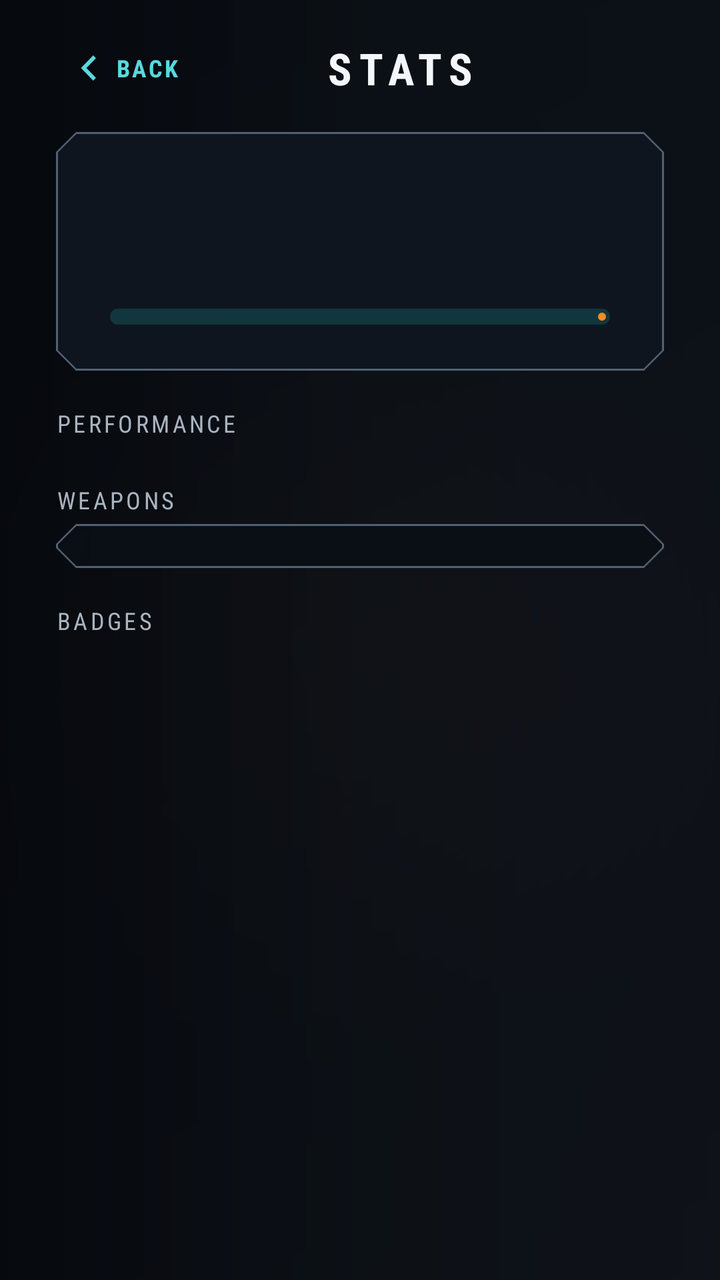
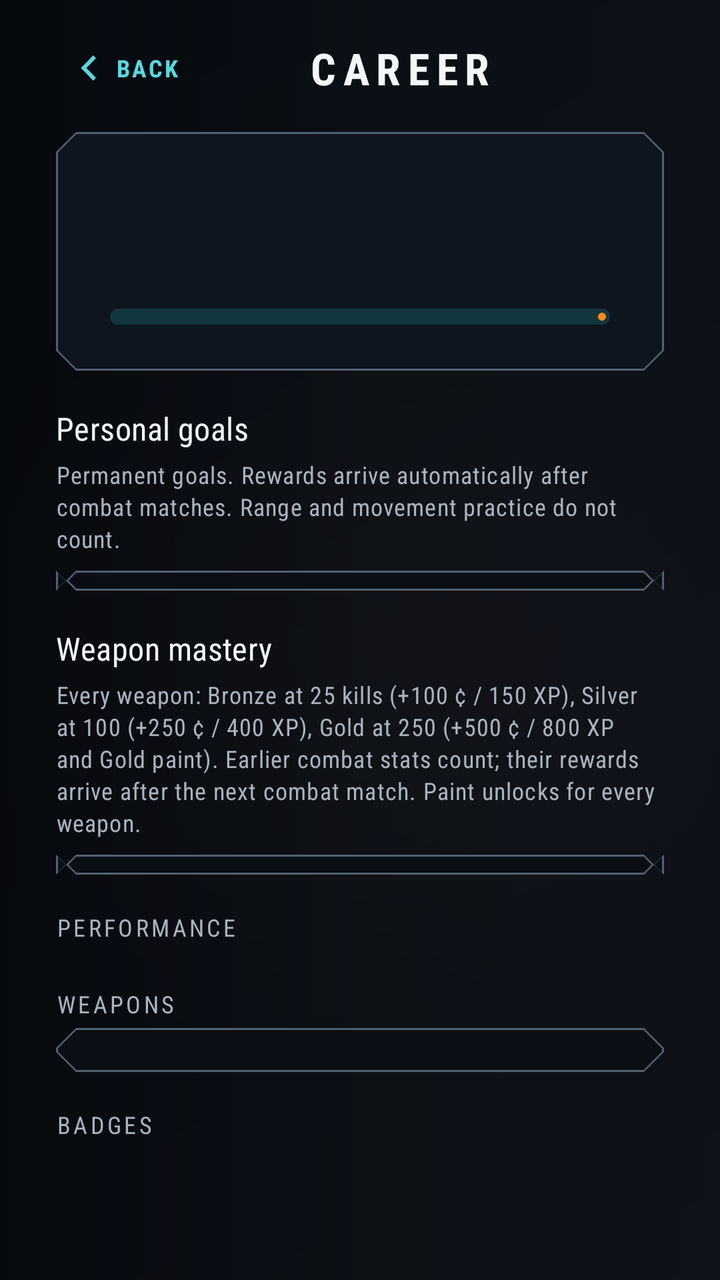

The first picture is an Android layout as it rendered before a commit; the second is the same layout after the commit. The layout source and the unified diff follow.
<!-- AndroidManifest.xml: application theme Theme.VoxelGun -->
<!-- res/layout/screen_stats.xml -->
<?xml version="1.0" encoding="utf-8"?>
<LinearLayout xmlns:android="http://schemas.android.com/apk/res/android"
    xmlns:app="http://schemas.android.com/apk/res-auto"
    android:layout_width="match_parent"
    android:layout_height="match_parent"
    android:background="@drawable/bg_screen_scrim"
    android:orientation="vertical"
    android:paddingStart="28dp"
    android:paddingTop="10dp"
    android:paddingEnd="28dp"
    android:paddingBottom="16dp">

    <LinearLayout
        android:layout_width="match_parent"
        android:layout_height="48dp"
        android:gravity="center_vertical"
        android:orientation="horizontal">

        <com.google.android.material.button.MaterialButton
            android:id="@+id/stats_back"
            style="@style/Widget.VoxelGun.Button.Back"
            android:layout_width="112dp"
            android:layout_height="48dp"
            android:gravity="start|center_vertical"
            android:text="@string/menu_back"
            app:icon="@drawable/ic_game_back"
            app:iconGravity="textStart"
            app:iconPadding="4dp" />

        <TextView
            android:layout_width="0dp"
            android:layout_height="wrap_content"
            android:layout_weight="1"
            android:gravity="center"
            android:text="@string/menu_stats"
            android:textAppearance="@style/TextAppearance.VoxelGun.ScreenTitle" />

        <TextView
            android:id="@+id/stats_coins"
            android:layout_width="wrap_content"
            android:layout_height="wrap_content"
            android:minWidth="72dp"
            android:gravity="end"
            android:fontFamily="monospace"
            android:textColor="@color/game_accent"
            android:textSize="13sp"
            android:textStyle="bold" />
    </LinearLayout>

    <ScrollView
        android:layout_width="match_parent"
        android:layout_height="0dp"
        android:layout_weight="1"
        android:fillViewport="true">

        <LinearLayout
            android:layout_width="match_parent"
            android:layout_height="wrap_content"
            android:orientation="vertical"
            android:paddingTop="8dp"
            android:paddingBottom="16dp">

            
            <com.google.android.material.card.MaterialCardView
                style="@style/Widget.VoxelGun.Card"
                android:layout_width="match_parent"
                android:layout_height="wrap_content"
                app:cardBackgroundColor="@color/game_panel_high"
                app:cardElevation="0dp">

                <LinearLayout
                    android:layout_width="match_parent"
                    android:layout_height="wrap_content"
                    android:orientation="vertical"
                    android:paddingStart="22dp"
                    android:paddingTop="18dp"
                    android:paddingEnd="22dp"
                    android:paddingBottom="18dp">

                    <TextView
                        android:id="@+id/stats_name"
                        android:layout_width="match_parent"
                        android:layout_height="wrap_content"
                        android:maxLines="1"
                        android:textAppearance="?attr/textAppearanceHeadlineSmall"
                        android:textColor="?attr/colorOnSurface" />

                    <TextView
                        android:id="@+id/stats_level"
                        android:layout_width="match_parent"
                        android:layout_height="wrap_content"
                        android:layout_marginTop="2dp"
                        android:textAppearance="?attr/textAppearanceBodyMedium"
                        android:textColor="?attr/colorOnSurfaceVariant" />

                    <com.google.android.material.progressindicator.LinearProgressIndicator
                        android:id="@+id/stats_progress"
                        android:layout_width="match_parent"
                        android:layout_height="wrap_content"
                        android:layout_marginTop="12dp"
                        android:max="100"
                        app:trackCornerRadius="4dp"
                        app:trackThickness="8dp" />
                </LinearLayout>
            </com.google.android.material.card.MaterialCardView>

            <TextView
                android:id="@+id/stats_heading_performance"
                android:layout_width="match_parent"
                android:layout_height="wrap_content"
                android:layout_marginTop="18dp"
                android:layout_marginBottom="4dp"
                android:letterSpacing="0.12"
                android:text="@string/stats_section_performance"
                android:textAllCaps="true"
                android:textAppearance="?attr/textAppearanceLabelMedium"
                android:textColor="?attr/colorOnSurfaceVariant" />

            <GridLayout
                android:id="@+id/stats_grid"
                android:layout_width="match_parent"
                android:layout_height="wrap_content"
                android:columnCount="3" />

            <TextView
                android:id="@+id/stats_heading_weapons"
                android:layout_width="match_parent"
                android:layout_height="wrap_content"
                android:layout_marginTop="18dp"
                android:layout_marginBottom="4dp"
                android:letterSpacing="0.12"
                android:text="@string/stats_section_weapons"
                android:textAllCaps="true"
                android:textAppearance="?attr/textAppearanceLabelMedium"
                android:textColor="?attr/colorOnSurfaceVariant" />

            <com.google.android.material.card.MaterialCardView
                android:id="@+id/stats_weapons_card"
                style="@style/Widget.VoxelGun.Card"
                android:layout_width="match_parent"
                android:layout_height="wrap_content"
                app:cardBackgroundColor="@color/game_panel"
                app:cardElevation="0dp">

                <LinearLayout
                    android:id="@+id/stats_weapons"
                    android:layout_width="match_parent"
                    android:layout_height="wrap_content"
                    android:orientation="vertical"
                    android:paddingTop="6dp"
                    android:paddingBottom="6dp" />
            </com.google.android.material.card.MaterialCardView>

            <TextView
                android:layout_width="match_parent"
                android:layout_height="wrap_content"
                android:layout_marginTop="18dp"
                android:layout_marginBottom="4dp"
                android:letterSpacing="0.12"
                android:text="@string/stats_section_badges"
                android:textAllCaps="true"
                android:textAppearance="?attr/textAppearanceLabelMedium"
                android:textColor="?attr/colorOnSurfaceVariant" />

            <com.google.android.material.chip.ChipGroup
                android:id="@+id/stats_badges"
                android:layout_width="match_parent"
                android:layout_height="wrap_content" />
        </LinearLayout>
    </ScrollView>
</LinearLayout>
<!-- resources referenced by this layout -->
<resources>
  <color name="game_accent">#FF8A1F</color>
  <color name="game_panel">#E60A0F16</color>
  <color name="game_panel_high">#F20F1620</color>
  <!-- drawable bg_screen_scrim (drawable) -->
  <?xml version="1.0" encoding="utf-8"?>
  <shape xmlns:android="http://schemas.android.com/apk/res/android" android:shape="rectangle">
      <gradient
          android:angle="0"
          android:startColor="#F205080D"
          android:centerColor="#E80A0F16"
          android:endColor="#D90B1119" />
  </shape>
  <!-- drawable ic_game_back (drawable) -->
  <vector xmlns:android="http://schemas.android.com/apk/res/android" android:width="20dp" android:height="20dp" android:viewportWidth="20" android:viewportHeight="20">
      <path android:fillColor="#FF57D9DE" android:pathData="M11.8,3L5,10l6.8,7l1.5,-1.5L8,10l5.3,-5.5z" />
  </vector>
  <string name="menu_back">Back</string>
  <string name="menu_stats">STATS</string>
  <string name="stats_section_badges">Badges</string>
  <string name="stats_section_performance">Performance</string>
  <string name="stats_section_weapons">Weapons</string>
  <style name="TextAppearance.VoxelGun.ScreenTitle" parent="TextAppearance.Material3.TitleLarge">
          <item name="android:fontFamily">sans-serif-condensed</item>
          <item name="android:textStyle">bold</item>
          <item name="android:textAllCaps">true</item>
          <item name="android:letterSpacing">0.16</item>
          <item name="android:textColor">@color/game_text</item>
      </style>
  <style name="Theme.VoxelGun" parent="Base.Theme.VoxelGun" />
  <color name="game_text">#F4F7FA</color>
  <color name="game_hud">#57D9DE</color>
  <style name="ShapeAppearance.VoxelGun.Control" parent="ShapeAppearance.Material3.SmallComponent">
          <item name="cornerFamily">cut</item>
          <item name="cornerSize">5dp</item>
      </style>
  <color name="game_ripple">#66FFFFFF</color>
  <color name="game_line">#516171</color>
  <style name="ShapeAppearance.VoxelGun.Panel" parent="ShapeAppearance.Material3.MediumComponent">
          <item name="cornerFamily">cut</item>
          <item name="cornerSize">10dp</item>
      </style>
  <color name="md_primary">#FF8A1F</color>
  <color name="md_on_primary">#180B00</color>
  <color name="md_primary_container">#4B2106</color>
  <color name="md_on_primary_container">#FFD8B7</color>
  <color name="md_secondary">#57D9DE</color>
  <color name="md_on_secondary">#001F22</color>
  <color name="md_secondary_container">#12363D</color>
  <color name="md_on_secondary_container">#B5F8FA</color>
  <color name="md_tertiary">#C5CFDA</color>
  <color name="md_on_tertiary">#17202A</color>
  <color name="md_tertiary_container">#28333F</color>
  <color name="md_on_tertiary_container">#E6EDF5</color>
  <color name="md_error">#FF6C64</color>
  <color name="md_on_error">#240000</color>
  <color name="md_background">#05080D</color>
  <color name="md_on_background">#F2F6F8</color>
  <color name="md_surface">#080D13</color>
  <color name="md_on_surface">#F2F6F8</color>
  <color name="md_surface_variant">#151D26</color>
  <color name="md_on_surface_variant">#A9B4BF</color>
  <color name="md_outline">#5C6977</color>
  <!-- unchanged entries left out for length: 6 -->
</resources>

<!-- the commit's change to res/layout/screen_stats.xml (unified diff, before → after) -->
@@ -105,6 +105,62 @@
             </com.google.android.material.card.MaterialCardView>
 
             <TextView
+                android:layout_width="match_parent"
+                android:layout_height="wrap_content"
+                android:layout_marginTop="18dp"
+                android:text="@string/career_heading"
+                android:textAppearance="?attr/textAppearanceTitleMedium"
+                android:textColor="?attr/colorOnSurface" />
+            <TextView
+                android:layout_width="match_parent"
+                android:layout_height="wrap_content"
+                android:layout_marginTop="4dp"
+                android:text="@string/career_hint"
+                android:textAppearance="?attr/textAppearanceBodySmall"
+                android:textColor="?attr/colorOnSurfaceVariant" />
+            <com.google.android.material.card.MaterialCardView
+                style="@style/Widget.VoxelGun.Card"
+                android:layout_width="match_parent"
+                android:layout_height="wrap_content"
+                android:layout_marginTop="8dp"
+                app:cardBackgroundColor="@color/game_panel"
+                app:cardElevation="0dp">
+                <LinearLayout
+                    android:id="@+id/stats_goals"
+                    android:layout_width="match_parent"
+                    android:layout_height="wrap_content"
+                    android:orientation="vertical" />
+            </com.google.android.material.card.MaterialCardView>
+
+            <TextView
+                android:layout_width="match_parent"
+                android:layout_height="wrap_content"
+                android:layout_marginTop="18dp"
+                android:text="@string/mastery_heading"
+                android:textAppearance="?attr/textAppearanceTitleMedium"
+                android:textColor="?attr/colorOnSurface" />
+            <TextView
+                android:layout_width="match_parent"
+                android:layout_height="wrap_content"
+                android:layout_marginTop="4dp"
+                android:text="@string/mastery_hint"
+                android:textAppearance="?attr/textAppearanceBodySmall"
+                android:textColor="?attr/colorOnSurfaceVariant" />
+            <com.google.android.material.card.MaterialCardView
+                style="@style/Widget.VoxelGun.Card"
+                android:layout_width="match_parent"
+                android:layout_height="wrap_content"
+                android:layout_marginTop="8dp"
+                app:cardBackgroundColor="@color/game_panel"
+                app:cardElevation="0dp">
+                <LinearLayout
+                    android:id="@+id/stats_mastery"
+                    android:layout_width="match_parent"
+                    android:layout_height="wrap_content"
+                    android:orientation="vertical" />
+            </com.google.android.material.card.MaterialCardView>
+
+            <TextView
                 android:id="@+id/stats_heading_performance"
                 android:layout_width="match_parent"
                 android:layout_height="wrap_content"
<!-- resource entries referenced after the edit -->
@@ -16,8 +16,12 @@
   <vector xmlns:android="http://schemas.android.com/apk/res/android" android:width="20dp" android:height="20dp" android:viewportWidth="20" android:viewportHeight="20">
       <path android:fillColor="#FF57D9DE" android:pathData="M11.8,3L5,10l6.8,7l1.5,-1.5L8,10l5.3,-5.5z" />
   </vector>
+  <string name="career_heading">Personal goals</string>
+  <string name="career_hint">Permanent goals. Rewards arrive automatically after combat matches. Range and movement practice do not count.</string>
+  <string name="mastery_heading">Weapon mastery</string>
+  <string name="mastery_hint">Every weapon: Bronze at 25 kills (+100 ¢ / 150 XP), Silver at 100 (+250 ¢ / 400 XP), Gold at 250 (+500 ¢ / 800 XP and Gold paint). Earlier combat stats count; their rewards arrive after the next combat match. Paint unlocks for every weapon.</string>
   <string name="menu_back">Back</string>
-  <string name="menu_stats">STATS</string>
+  <string name="menu_stats">CAREER</string>
   <string name="stats_section_badges">Badges</string>
   <string name="stats_section_performance">Performance</string>
   <string name="stats_section_weapons">Weapons</string>
